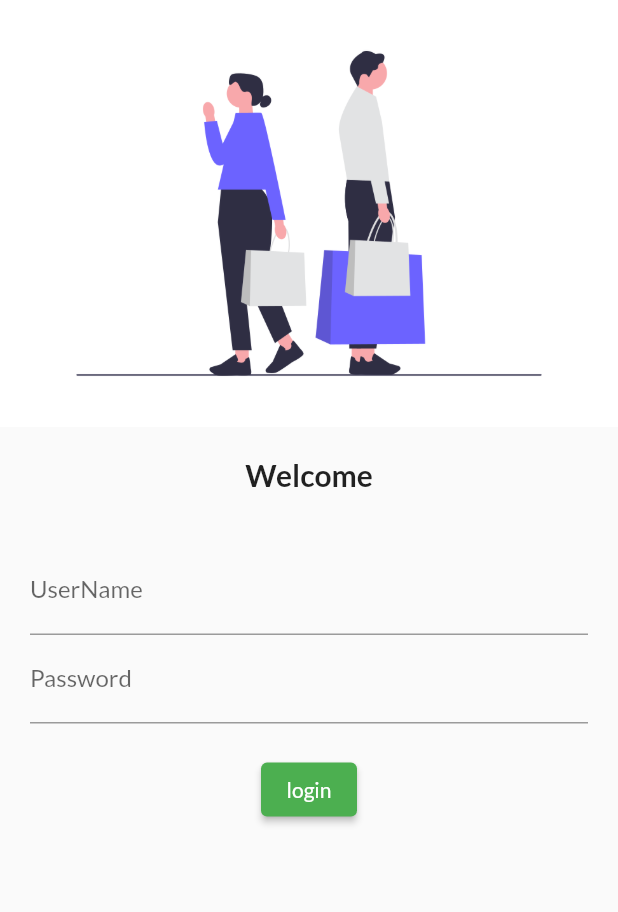
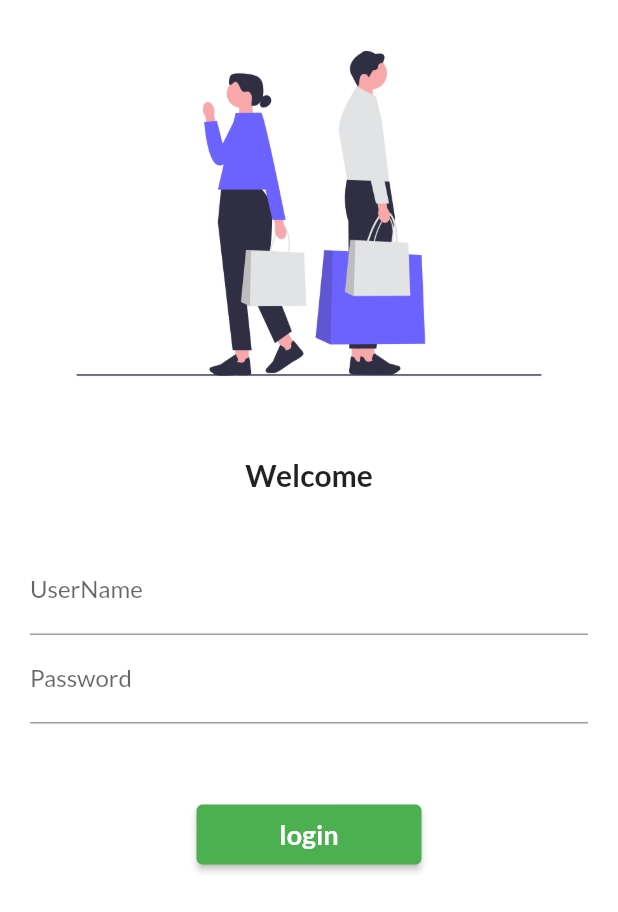
Before and after one commit to raman020306/PracticeFluter, a Flutter app: the screen it shows after launch, on a phone screen of 412 x 824 dp. Shown: the top 912 px of the screen. Run offline on Flutter 3.47's test engine with Material 2 defaults, Android fonts, the phone set to English and light mode, and no system bars; our stand-ins replace google_fonts.

Commit message:
Day5 completed

```diff
--- a/lib/Pages/Login_page.dart
+++ b/lib/Pages/Login_page.dart
@@ -1,6 +1,7 @@
 // ignore_for_file: prefer_const_constructors, sort_child_properties_last
 
 import 'package:flutter/material.dart';
+import 'package:flutter_application_1/utills/routes.dart';
 
 class LoginPage extends StatelessWidget {
   const LoginPage({super.key});
@@ -8,6 +9,8 @@ class LoginPage extends StatelessWidget {
   @override
   Widget build(BuildContext context) {
     return Material(
+        color: Colors.white,
+        child: SingleChildScrollView(
           child: Column(
             children: [
               Image.asset("assets/images/login_page.png", fit: BoxFit.cover),
@@ -25,7 +28,8 @@ class LoginPage extends StatelessWidget {
                 height: 20.0,
               ),
               Padding(
-          padding: const EdgeInsets.symmetric(vertical: 16.0, horizontal: 20.0),
+                padding: const EdgeInsets.symmetric(
+                    vertical: 16.0, horizontal: 20.0),
                 child: Column(
                   children: [
                     TextFormField(
@@ -42,19 +46,24 @@ class LoginPage extends StatelessWidget {
                       ),
                     ),
                     SizedBox(
-                height: 20.0,
+                      height: 50.0,
                     ),
                     ElevatedButton(
                       onPressed: () {
-                  print("Hi Raman");
+                        Navigator.pushNamed(context, MyRoutes.HomePage);
                       },
-                child: Text("login"),
-                style: TextButton.styleFrom(),
+                      child: Text(
+                        "login",
+                        style: TextStyle(
+                            fontSize: 18, fontWeight: FontWeight.bold),
+                      ),
+                      style: TextButton.styleFrom(minimumSize: Size(150, 40)),
                     )
                   ],
                 ),
               )
             ],
+          ),
         ));
   }
 }
--- a/lib/main.dart
+++ b/lib/main.dart
@@ -1,5 +1,6 @@
 import 'package:flutter/material.dart';
 import 'package:flutter_application_1/Pages/Login_page.dart';
+import 'package:flutter_application_1/utills/routes.dart';
 
 
 import 'package:google_fonts/google_fonts.dart';
@@ -22,14 +23,17 @@ class MyApp extends StatelessWidget {
       fontFamily: GoogleFonts.lato().fontFamily,
 
       ),
+
+      debugShowCheckedModeBanner: false,
+
       darkTheme: ThemeData(
         brightness: Brightness.dark,
       ),
       // initialRoute: "/Home",
       routes: {
         "/" :(context) => LoginPage(),
-        "/Home":(context) => HomePage(),
-        "/Login":(context) => LoginPage(),
+       MyRoutes.HomePage:(context) => HomePage(),
+        MyRoutes.loginRoute:(context) => LoginPage(),
       },
     );
   }
--- /dev/null
+++ b/lib/utills/routes.dart
@@ -0,0 +1,4 @@
+class MyRoutes {
+  static String loginRoute = "/login";
+  static String HomePage = "/Home";
+}
```
Lines whose indentation alone changed are shown as unchanged.
